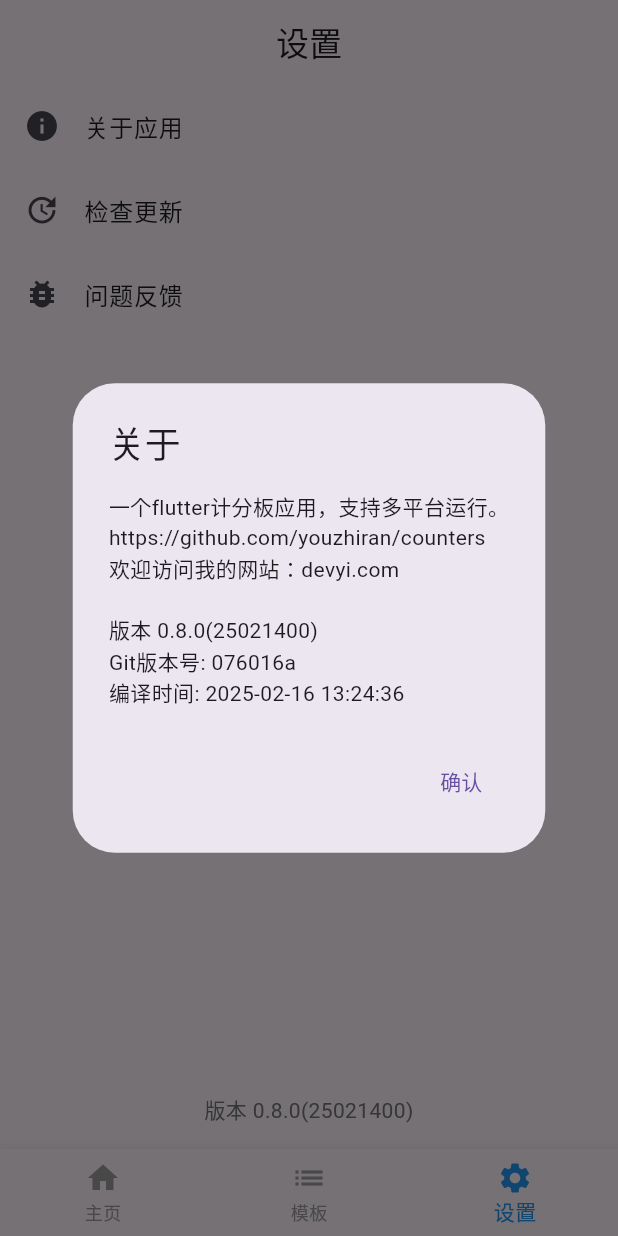
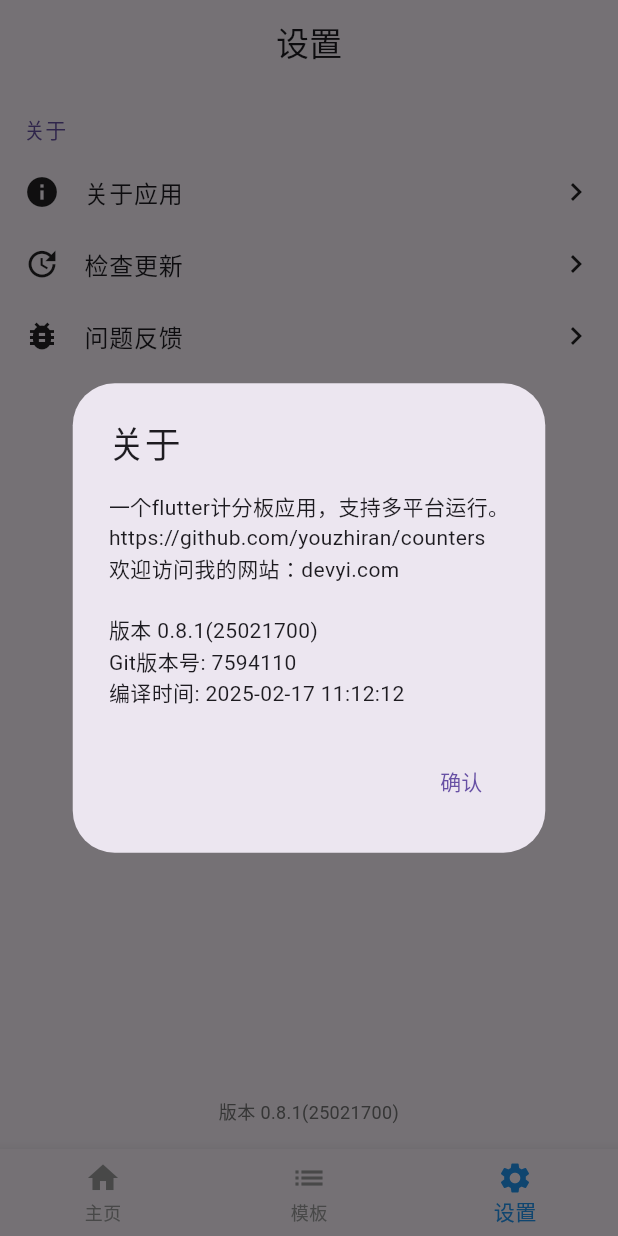
Before and after one commit to youzhiran/counters, a Flutter app: the screen it shows after launch, item 3 of the bottom bar chosen, after a tap on "关于应用", on a phone screen of 412 x 824 dp. Run offline on Flutter 3.47's test engine with Material 3 defaults, Android fonts, the phone set to English and light mode, and no system bars; our stand-ins replace hive, hive_flutter, package_info_plus; accounts and stored records are empty.

Commit message:
打包脚本支持选择具体架构，app设置页更新

```diff
--- a/lib/screens/setting_screen.dart
+++ b/lib/screens/setting_screen.dart
@@ -23,7 +23,6 @@ class _SettingScreenState extends State<SettingScreen> {
 
   Future<void> _loadPackageInfo() async {
     final packageInfo = await PackageInfo.fromPlatform();
-
     setState(() {
       _versionName = packageInfo.version;
       _versionCode = packageInfo.buildNumber;
@@ -37,55 +36,27 @@ class _SettingScreenState extends State<SettingScreen> {
         children: [
           Expanded(
             child: ListView(
+              padding: const EdgeInsets.symmetric(vertical: 0),
               children: [
-                ListTile(
-                  leading: const Icon(Icons.info),
-                  title: const Text('关于应用'),
+                _buildSectionHeader('关于'),
+                _buildListTile(
+                  icon: Icons.info,
+                  title: '关于应用',
                   onTap: () => _showAbout(context),
                 ),
-                ListTile(
-                  leading: const Icon(Icons.update),
-                  title: const Text('检查更新'),
-                  onTap: () async {
-                    const url =
-                        'https://github.com/youzhiran/counters/releases';
-                    try {
-                      await launchUrl(
-                        Uri.parse(url),
-                        mode: LaunchMode.externalApplication,
-                      );
-                    } catch (e) {
-                      if (!context.mounted) return;
-                      ScaffoldMessenger.of(context).showSnackBar(
-                        SnackBar(
-                          content: Text('打开失败: ${e.toString()}'),
-                          backgroundColor: Colors.red,
+                _buildListTile(
+                  icon: Icons.update,
+                  title: '检查更新',
+                  onTap: () => _launchUrl(
+                    'https://github.com/youzhiran/counters/releases/latest',
                   ),
-                      );
-                    }
-                  },
                 ),
-                ListTile(
-                  leading: const Icon(Icons.bug_report),
-                  title: const Text('问题反馈'),
-                  onTap: () async {
-                    const url =
-                        'https://github.com/youzhiran/counters/';
-                    try {
-                      await launchUrl(
-                        Uri.parse(url),
-                        mode: LaunchMode.externalApplication,
-                      );
-                    } catch (e) {
-                      if (!context.mounted) return;
-                      ScaffoldMessenger.of(context).showSnackBar(
-                        SnackBar(
-                          content: Text('打开失败: ${e.toString()}'),
-                          backgroundColor: Colors.red,
+                _buildListTile(
+                  icon: Icons.bug_report,
+                  title: '问题反馈',
+                  onTap: () => _launchUrl(
+                    'https://github.com/youzhiran/counters/',
                   ),
-                      );
-                    }
-                  },
                 ),
               ],
             ),
@@ -95,7 +66,10 @@ class _SettingScreenState extends State<SettingScreen> {
             child: Text(
               '版本 $_versionName($_versionCode)',
               textAlign: TextAlign.center,
-              style: TextStyle(color: Colors.grey[600]),
+              style: TextStyle(
+                color: Colors.grey[600],
+                fontSize: 12,
+              ),
             ),
           )
         ],
@@ -103,26 +77,82 @@ class _SettingScreenState extends State<SettingScreen> {
     );
   }
 
+  Widget _buildSectionHeader(String title) {
+    return Padding(
+      padding: const EdgeInsets.fromLTRB(16, 20, 16, 8),
+      child: Text(
+        title,
+        style: Theme.of(context).textTheme.titleSmall?.copyWith(
+          color: Theme.of(context).colorScheme.primary,
+          fontWeight: FontWeight.w500,
+        ),
+      ),
+    );
+  }
+
+  Widget _buildListTile({
+    required IconData icon,
+    required String title,
+    VoidCallback? onTap,
+  }) {
+    return Material(
+      color: Colors.transparent,
+      child: InkWell(
+        onTap: onTap,
+        child: Padding(
+          padding: const EdgeInsets.symmetric(horizontal: 16, vertical: 12),
+          child: Row(
+            children: [
+              Icon(icon, size: 24),
+              const SizedBox(width: 16),
+              Expanded(
+                child: Text(
+                  title,
+                  style: Theme.of(context).textTheme.bodyLarge,
+                ),
+              ),
+              const Icon(Icons.chevron_right, size: 24),
+            ],
+          ),
+        ),
+      ),
+    );
+  }
+
+  Future<void> _launchUrl(String url) async {
+    try {
+      await launchUrl(
+        Uri.parse(url),
+        mode: LaunchMode.externalApplication,
+      );
+    } catch (e) {
+      if (!mounted) return;
+      ScaffoldMessenger.of(context).showSnackBar(
+        SnackBar(
+          content: Text('打开失败: ${e.toString()}'),
+          backgroundColor: Colors.red,
+        ),
+      );
+    }
+  }
+
   void _showAbout(BuildContext context) {
     showDialog(
       context: context,
       builder: (context) => AlertDialog(
-        title: Text('关于'),
+        title: const Text('关于'),
         content: Text(
           '一个flutter计分板应用，支持多平台运行。\n'
               'https://github.com/youzhiran/counters\n'
-          '欢迎访问我的网站：devyi.com\n'
-          '\n'
+              '欢迎访问我的网站：devyi.com\n\n'
               '版本 $_versionName($_versionCode)\n'
               'Git版本号: $gitCommit\n'
               '编译时间: $buildTime',
         ),
         actions: [
           TextButton(
-            onPressed: () {
-              Navigator.pop(context);
-            },
-            child: Text('确认'),
+            onPressed: () => Navigator.pop(context),
+            child: const Text('确认'),
           ),
         ],
       ),
--- a/lib/version.dart
+++ b/lib/version.dart
@@ -1,4 +1,4 @@
 // Generated file - DO NOT EDIT
-const String gitCommit = '076016a';
-const String buildTime = '2025-02-16 13:24:36';
-const String appVersion = '0.8.0';
+const String gitCommit = '7594110';
+const String buildTime = '2025-02-17 11:12:12';
+const String appVersion = '0.8.1';
--- a/pubspec.yaml
+++ b/pubspec.yaml
@@ -16,7 +16,7 @@ publish_to: 'none' # Remove this line if you wish to publish to pub.dev
 # https://developer.apple.com/library/archive/documentation/General/Reference/InfoPlistKeyReference/Articles/CoreFoundationKeys.html
 # In Windows, build-name is used as the major, minor, and patch parts
 # of the product and file versions while build-number is used as the build suffix.
-version: 0.8.0+25021400
+version: 0.8.1+25021700
 
 environment:
   sdk: '>=3.6.0 <4.0.0'
```
Also changed, not shown: setup.dart (+98 -25 lines), 127 other files. Lines whose indentation alone changed are shown as unchanged.
